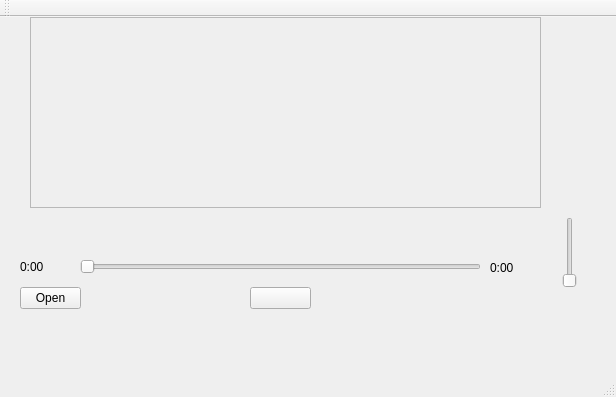
The window that src/MediaPlayer/mainwindow.ui (auttij/Cpp-media-player) describes before a commit, drawn with Qt 5.
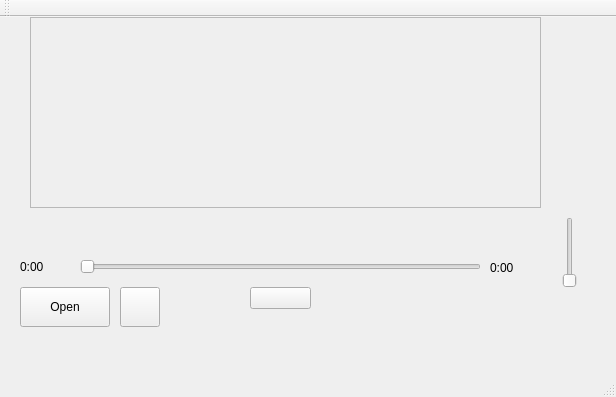
The same window after the commit.

```diff
--- a/src/MediaPlayer/mainwindow.ui
+++ b/src/MediaPlayer/mainwindow.ui
@@ -119,14 +119,27 @@
      <rect>
       <x>20</x>
       <y>270</y>
-      <width>61</width>
-      <height>22</height>
+      <width>90</width>
+      <height>40</height>
      </rect>
     </property>
     <property name="text">
      <string>Open</string>
     </property>
    </widget>
+   <widget class="QPushButton" name="meta">
+    <property name="geometry">
+     <rect>
+      <x>120</x>
+      <y>270</y>
+      <width>40</width>
+      <height>40</height>
+     </rect>
+    </property>
+    <property name="text">
+     <string/>
+    </property>
+   </widget>
   </widget>
   <widget class="QMenuBar" name="menuBar">
    <property name="geometry">
```
Left out of the diff: 2 changed lines with no effect on the pictures.
